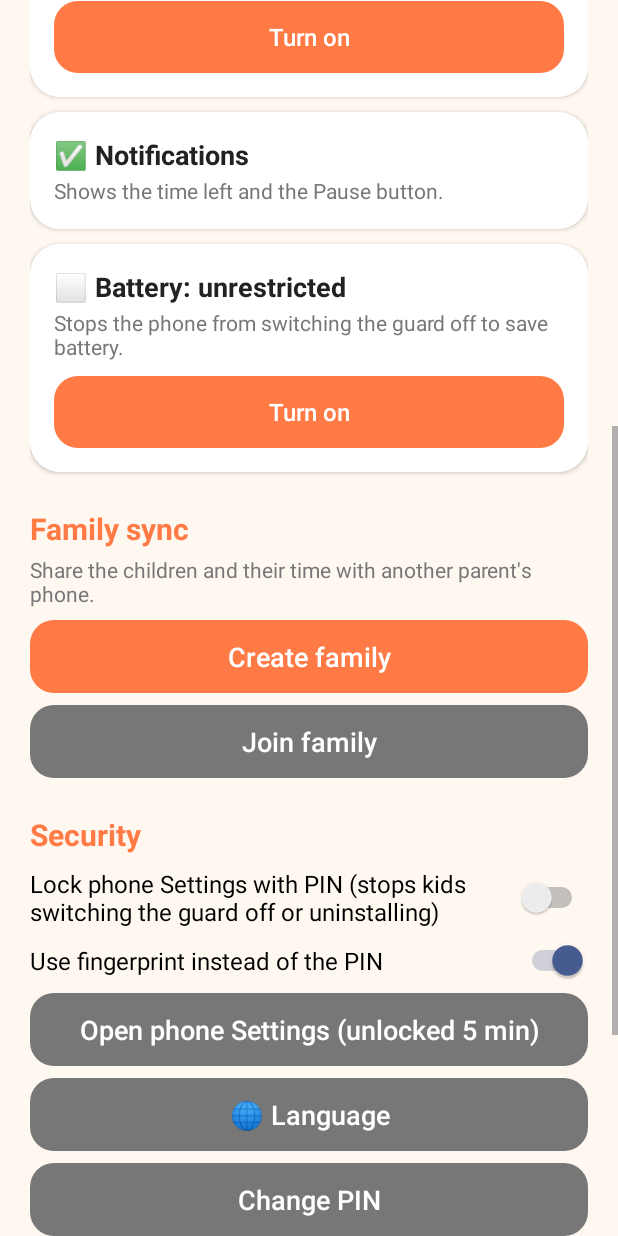
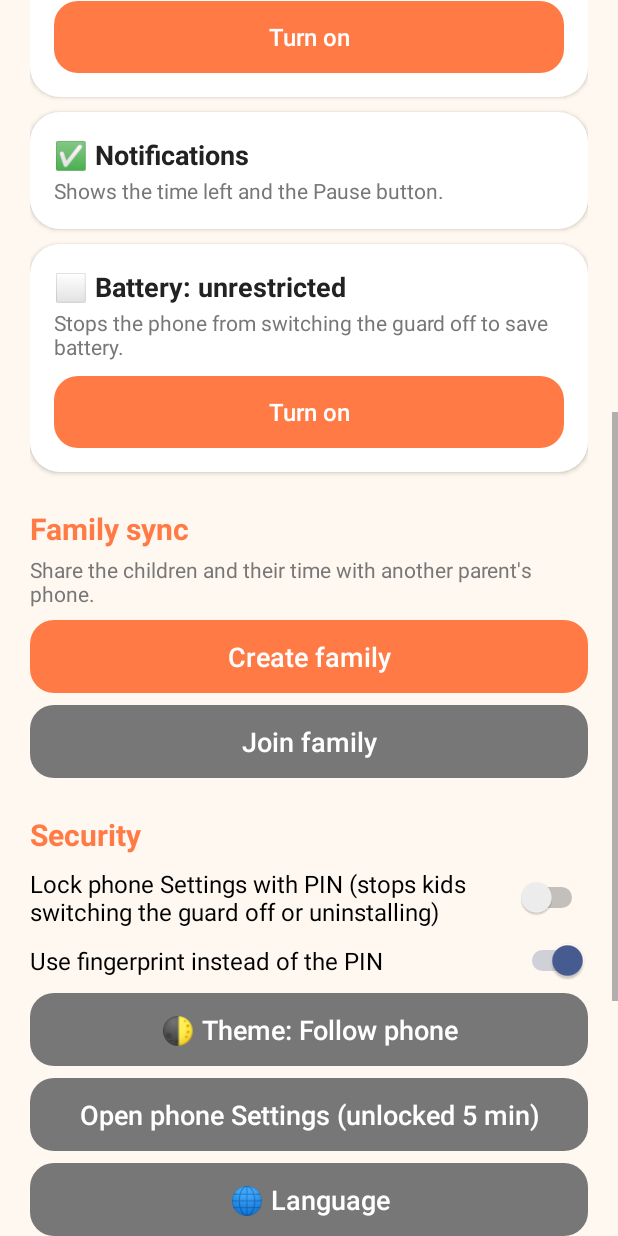
Before and after one commit to mckogan2/phone-time-tracker, an Android app: the ParentActivity screen opened directly, with no data from a screen before it, scrolled down 576 dp, on a phone screen of 412 x 824 dp. Run offline under Robolectric (Android 15) with nearby library versions, the phone set to English and light mode, and no system bars; our stand-ins replace Firebase (no records; nobody signed in at launch, a user with empty details on screens opened directly).

Commit message:
Dark mode: Follow phone / Light / Dark in parent settings
Screen colors in Ui are now picked per theme, and each screen sets the
matching system theme so dialogs, switches and pickers follow. The
choice is per phone (not synced). Banners use theme colors instead of
fixed pastels; the guard's cover follows too.

Co-Authored-By: Claude Opus 5.5 <noreply@anthropic.com>
Claude-Session: https://claude.ai/code/session_01UYjdNgjZpZ27a7qTvfEb62

```diff
--- a/app/src/main/java/com/mckogan/playtime/GuardService.kt
+++ b/app/src/main/java/com/mckogan/playtime/GuardService.kt
@@ -296,6 +296,7 @@ class GuardService : Service() {
     private fun showCover(title: String, open: Intent) {
         if (!Settings.canDrawOverlays(this)) return
         hideCover()
+        Ui.dark = Ui.isDark(this)
         val box = Ui.column(this, 32).apply {
             setBackgroundColor(Ui.BG)
             gravity = Gravity.CENTER
--- a/app/src/main/java/com/mckogan/playtime/KidCheckActivity.kt
+++ b/app/src/main/java/com/mckogan/playtime/KidCheckActivity.kt
@@ -27,6 +27,7 @@ class KidCheckActivity : Activity() {
     private var entered = ""
 
     override fun onCreate(savedInstanceState: Bundle?) {
+        Ui.applyTheme(this)
         super.onCreate(savedInstanceState)
         store = Store(this)
         val found = store.kid(intent.getStringExtra(EXTRA_KID))
--- a/app/src/main/java/com/mckogan/playtime/MyAppActivity.kt
+++ b/app/src/main/java/com/mckogan/playtime/MyAppActivity.kt
@@ -43,6 +43,7 @@ class MyAppActivity : Activity() {
     private enum class Step { NONE, WHO, CHOOSE, MORE, COUNTDOWN }
 
     override fun onCreate(savedInstanceState: Bundle?) {
+        Ui.applyTheme(this)
         super.onCreate(savedInstanceState)
         store = Store(this)
         pkg = intent.getStringExtra(EXTRA_APP) ?: return finish()
--- a/app/src/main/java/com/mckogan/playtime/ParentActivity.kt
+++ b/app/src/main/java/com/mckogan/playtime/ParentActivity.kt
@@ -41,8 +41,15 @@ class ParentActivity : Activity() {
     private var showPermissions = false
 
     override fun onCreate(savedInstanceState: Bundle?) {
+        Ui.applyTheme(this)
         super.onCreate(savedInstanceState)
         store = Store(this)
+        tab = savedInstanceState?.getString(STATE_TAB)
+    }
+
+    override fun onSaveInstanceState(outState: Bundle) {
+        super.onSaveInstanceState(outState)
+        outState.putString(STATE_TAB, tab)
     }
 
     override fun onRestart() {
@@ -63,7 +70,7 @@ class ParentActivity : Activity() {
         super.onStop()
         stoppedAt = System.currentTimeMillis()
         // Screen off, Home, or another app: lock the parent area again.
-        if (!keepOpen) finish()
+        if (!keepOpen && !isChangingConfigurations) finish()
     }
 
     private fun render() {
@@ -112,7 +119,7 @@ class ParentActivity : Activity() {
 
     /** "Parent playing": your own games aren't blocked or counted on this phone for a while. */
     private fun parentPlayingCard(): LinearLayout {
-        val card = Ui.card(this, 0xFFE6F0FF.toInt())
+        val card = Ui.card(this, Ui.INFO_BG)
         if (store.parentPlaying()) {
             card.add(Ui.text(this, getString(R.string.parent_playing_until, Ui.formatTime(this, store.parentPlayingUntil)), 16f, bold = true))
             card.add(Ui.button(this, getString(R.string.parent_playing_end), Ui.MUTED, 15f) {
@@ -325,6 +332,7 @@ class ParentActivity : Activity() {
             isChecked = store.useFingerprint
             setOnCheckedChangeListener { _, checked -> store.useFingerprint = checked }
         }, topMarginDp = 8)
+        root.add(Ui.button(this, getString(R.string.theme, themeLabel(store.theme)), Ui.MUTED) { chooseTheme() }, topMarginDp = 8)
         root.add(Ui.button(this, getString(R.string.open_settings), Ui.MUTED) {
             openSystem(Intent(Settings.ACTION_SETTINGS))
         }, topMarginDp = 8)
@@ -686,10 +694,33 @@ class ParentActivity : Activity() {
         startActivity(intent)
     }
 
+    private fun themeLabel(theme: String) = getString(
+        when (theme) {
+            Ui.THEME_LIGHT -> R.string.theme_light
+            Ui.THEME_DARK -> R.string.theme_dark
+            else -> R.string.theme_system
+        }
+    )
+
+    /** Follow phone / Light / Dark. Redraws this screen in the new colors right away. */
+    private fun chooseTheme() {
+        AlertDialog.Builder(this)
+            .setSingleChoiceItems(THEMES.map { themeLabel(it) }.toTypedArray(), THEMES.indexOf(store.theme)) { dialog, which ->
+                dialog.dismiss()
+                if (THEMES[which] == store.theme) return@setSingleChoiceItems
+                store.theme = THEMES[which]
+                keepOpen = true
+                recreate()
+            }
+            .show()
+    }
+
     companion object {
         private const val TAB_KIDS = "kids"
         private const val TAB_GAMES = "games"
         private const val TAB_SETTINGS = "settings"
+        private const val STATE_TAB = "tab"
+        private val THEMES = listOf(Ui.THEME_SYSTEM, Ui.THEME_LIGHT, Ui.THEME_DARK)
         private const val REQUEST_PHOTO = 7
 
         /** The newest APK, published by CI to the public releases-only repository. */
--- a/app/src/main/java/com/mckogan/playtime/PinActivity.kt
+++ b/app/src/main/java/com/mckogan/playtime/PinActivity.kt
@@ -25,6 +25,7 @@ class PinActivity : Activity() {
     private var firstEntry: String? = null
 
     override fun onCreate(savedInstanceState: Bundle?) {
+        Ui.applyTheme(this)
         super.onCreate(savedInstanceState)
         store = Store(this)
         mode = intent.getStringExtra(EXTRA_MODE) ?: MODE_PARENT
--- a/app/src/main/java/com/mckogan/playtime/Store.kt
+++ b/app/src/main/java/com/mckogan/playtime/Store.kt
@@ -263,6 +263,11 @@ class Store(context: Context) {
     var useFingerprint: Boolean
         get() = prefs.getBoolean(KEY_FINGERPRINT, true)
         set(value) = prefs.edit().putBoolean(KEY_FINGERPRINT, value).apply()
+
+    /** Light, dark, or follow the phone ([Ui.THEME_SYSTEM]). This phone only. */
+    var theme: String
+        get() = prefs.getString(KEY_THEME, null) ?: Ui.THEME_SYSTEM
+        set(value) = prefs.edit().putString(KEY_THEME, value).apply()
 
     // ---- My apps: the parent's own apps that ask "how long?" before opening (this phone only) ----
 
@@ -567,6 +572,7 @@ class Store(context: Context) {
         private const val KEY_GAMES = "games"
         private const val KEY_ONBOARDED = "onboarded"
         private const val KEY_FINGERPRINT = "use_fingerprint"
+        private const val KEY_THEME = "theme"
         private const val KEY_MY_APPS = "my_apps"
         private const val KEY_HOURS_ON = "hours_on"
         private const val KEY_HOURS_FROM = "hours_from"
--- a/app/src/main/java/com/mckogan/playtime/Ui.kt
+++ b/app/src/main/java/com/mckogan/playtime/Ui.kt
@@ -4,6 +4,7 @@ import android.app.Activity
 import android.app.AlertDialog
 import android.content.Context
 import android.content.res.ColorStateList
+import android.content.res.Configuration
 import android.graphics.Typeface
 import android.graphics.drawable.GradientDrawable
 import android.view.Gravity
@@ -17,13 +18,42 @@ import android.widget.TextView
 
 /** Small helpers for building screens in code. */
 object Ui {
-    const val BG = 0xFFFFF8F0.toInt()
-    const val TEXT = 0xFF222222.toInt()
-    const val MUTED = 0xFF777777.toInt()
+    /** Dark colors on this screen. Set by [applyTheme] (and by the guard before drawing its cover). */
+    @Volatile var dark = false
+
+    private fun pick(light: Long, darkColor: Long) = (if (dark) darkColor else light).toInt()
+
+    val BG get() = pick(0xFFFFF8F0, 0xFF121212)
+    val TEXT get() = pick(0xFF222222, 0xFFEDEDED)
+    val MUTED get() = pick(0xFF777777, 0xFF9A9A9A)
     const val ACCENT = 0xFFFF7A45.toInt()
     const val DANGER = 0xFFE5484D.toInt()
-    const val CARD = 0xFFFFFFFF.toInt()
-    const val TRACK = 0xFFECECEC.toInt()
+    val CARD get() = pick(0xFFFFFFFF, 0xFF1E1E1E)
+    val TRACK get() = pick(0xFFECECEC, 0xFF333333)
+    /** Banner backgrounds: setup needed, outside game hours, parent playing. */
+    val WARN_BG get() = pick(0xFFFFE3D6, 0xFF4A2A1E)
+    val HOURS_BG get() = pick(0xFFFFF1C2, 0xFF4A3F17)
+    val INFO_BG get() = pick(0xFFE6F0FF, 0xFF1D2B45)
+
+    const val THEME_SYSTEM = "system"
+    const val THEME_LIGHT = "light"
+    const val THEME_DARK = "dark"
+
+    /** True if this phone should show the app dark: the parent's choice, or the phone's dark mode. */
+    fun isDark(context: Context): Boolean = when (Store(context).theme) {
+        THEME_DARK -> true
+        THEME_LIGHT -> false
+        else -> context.resources.configuration.uiMode and Configuration.UI_MODE_NIGHT_MASK == Configuration.UI_MODE_NIGHT_YES
+    }
+
+    /** Call before super.onCreate: picks the colors and the matching system theme (dialogs, switches, status bar). */
+    fun applyTheme(activity: Activity) {
+        dark = isDark(activity)
+        activity.setTheme(
+            if (dark) android.R.style.Theme_DeviceDefault_NoActionBar
+            else android.R.style.Theme_DeviceDefault_Light_NoActionBar
+        )
+    }
 
     fun Context.dp(value: Int): Int = (value * resources.displayMetrics.density).toInt()
 
--- a/app/src/main/java/com/mckogan/playtime/WelcomeActivity.kt
+++ b/app/src/main/java/com/mckogan/playtime/WelcomeActivity.kt
@@ -26,6 +26,7 @@ class WelcomeActivity : Activity() {
     private var busy = false
 
     override fun onCreate(savedInstanceState: Bundle?) {
+        Ui.applyTheme(this)
         super.onCreate(savedInstanceState)
         store = Store(this)
         step = savedInstanceState?.getInt(KEY_STEP) ?: STEP_WELCOME
--- a/app/src/main/res/values/strings.xml
+++ b/app/src/main/res/values/strings.xml
@@ -158,6 +158,10 @@
     <string name="hours_subtitle">Your time is saved for later</string>
     <string name="use_pin">Use PIN</string>
     <string name="use_fingerprint">Use fingerprint instead of the PIN</string>
+    <string name="theme">🌓 Theme: %1$s</string>
+    <string name="theme_system">Follow phone</string>
+    <string name="theme_light">Light</string>
+    <string name="theme_dark">Dark</string>
     <string name="section_my_apps">My apps (parents)</string>
     <string name="my_apps_hint">Apps like Instagram ask \"how long?\" before they open. The time is real minutes from when you choose, even if you switch apps. When it runs out inside the app: \"want more?\" with a 30-second wait, also if you reopen it within 10 minutes. This phone only.</string>
     <string name="my_apps_choose">Choose my apps</string>
```
Also changed, not shown: app/src/main/java/com/mckogan/playtime/MainActivity.kt (+12 -3 lines), 1 other file.
